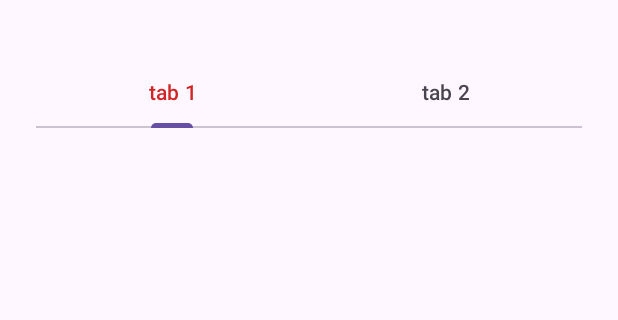
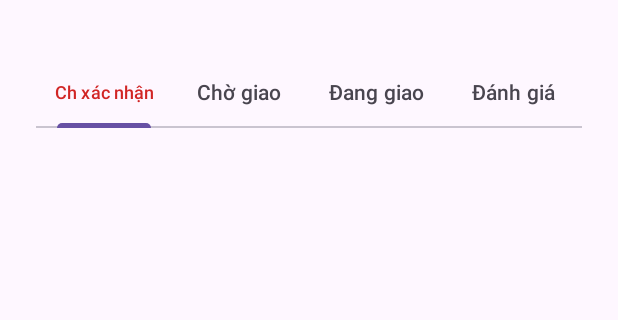
Before and after one commit to nnphuyen563/KidomToyStore, an Android app: the Order screen opened directly, with no data from a screen before it, on a phone screen of 412 x 824 dp, the part 101-421 px from its top. Run offline under Robolectric (Android 15) with nearby library versions, the phone set to English and light mode, and no system bars; 3 statements that could not run were skipped.

```diff
--- a/app/src/main/res/layout/activity_order.xml
+++ b/app/src/main/res/layout/activity_order.xml
@@ -36,11 +36,19 @@
         <com.google.android.material.tabs.TabItem
             android:layout_width="wrap_content"
             android:layout_height="wrap_content"
-            android:text="tab 1" />
+            android:text="Ch xác nhận" />
         <com.google.android.material.tabs.TabItem
             android:layout_width="wrap_content"
             android:layout_height="wrap_content"
-            android:text="tab 2" />
+            android:text="Chờ giao" />
+        <com.google.android.material.tabs.TabItem
+            android:layout_width="wrap_content"
+            android:layout_height="wrap_content"
+            android:text="Đang giao" />
+        <com.google.android.material.tabs.TabItem
+            android:layout_width="wrap_content"
+            android:layout_height="wrap_content"
+            android:text="Đánh giá" />
     </com.google.android.material.tabs.TabLayout>
 
 
```
